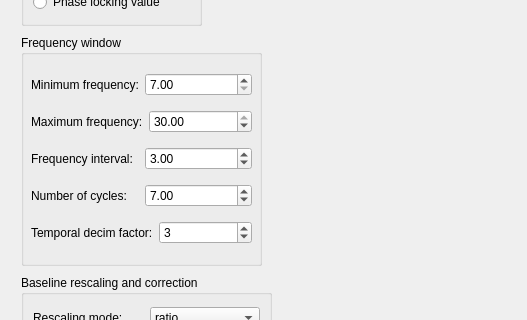
Before: the Qt Designer form hoksotin/ui/qt4Designer/TFRtopology.ui in cibr-jyu/meggie, drawn with Qt 5; both pictures show x 0 to 527 and y 86 to 406 of the 527 by 611 pixel window.
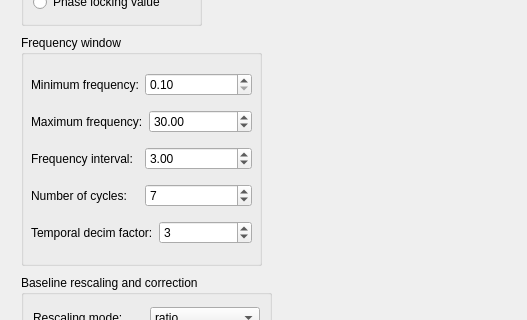
After: the same form once the commit is applied.

```diff
--- a/hoksotin/ui/qt4Designer/TFRtopology.ui
+++ b/hoksotin/ui/qt4Designer/TFRtopology.ui
@@ -42,7 +42,7 @@
         <x>0</x>
         <y>0</y>
         <width>509</width>
-        <height>552</height>
+        <height>554</height>
        </rect>
       </property>
       <property name="minimumSize">
@@ -69,7 +69,7 @@
           <x>10</x>
           <y>30</y>
           <width>221</width>
-          <height>189</height>
+          <height>191</height>
          </rect>
         </property>
         <layout class="QVBoxLayout" name="verticalLayout_6">
@@ -85,10 +85,10 @@
            <item>
             <widget class="QDoubleSpinBox" name="doubleSpinBoxMinFreq">
              <property name="minimum">
-              <double>7.000000000000000</double>
+              <double>0.100000000000000</double>
              </property>
              <property name="maximum">
-              <double>30.000000000000000</double>
+              <double>200.000000000000000</double>
              </property>
             </widget>
            </item>
@@ -109,7 +109,7 @@
               <double>7.000000000000000</double>
              </property>
              <property name="maximum">
-              <double>30.000000000000000</double>
+              <double>600.000000000000000</double>
              </property>
              <property name="value">
               <double>30.000000000000000</double>
@@ -152,9 +152,12 @@
             </widget>
            </item>
            <item>
-            <widget class="QDoubleSpinBox" name="doubleSpinBoxNcycles">
+            <widget class="QSpinBox" name="spinBoxNcycles">
+             <property name="minimum">
+              <number>1</number>
+             </property>
              <property name="value">
-              <double>7.000000000000000</double>
+              <number>7</number>
              </property>
             </widget>
            </item>
```
Left out of the diff: 4 changed lines with no effect on the pictures.
